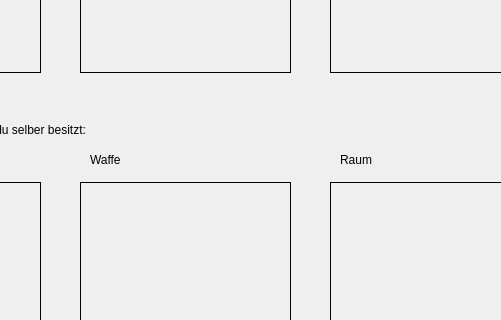
Qt form Cluedo/UI/SelectObjectToShowUI.ui (haegar80/Cluedo) before a commit; both pictures show x 180 to 681 and y 288 to 608 of the 845 by 890 pixel window.
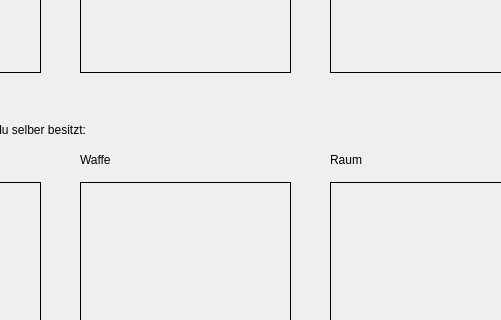
The same form after that commit.

Commit message: Layout tuning when showing player names who had an object to show and player names who had no object to show

What changed in the file:
```diff
--- a/Cluedo/UI/SelectObjectToShowUI.ui
+++ b/Cluedo/UI/SelectObjectToShowUI.ui
@@ -235,7 +235,7 @@
    <widget class="QLabel" name="labelAvailableWeapon">
     <property name="geometry">
      <rect>
-      <x>270</x>
+      <x>260</x>
       <y>440</y>
       <width>81</width>
       <height>16</height>
@@ -248,7 +248,7 @@
    <widget class="QLabel" name="labelAvailableRoom">
     <property name="geometry">
      <rect>
-      <x>520</x>
+      <x>510</x>
       <y>440</y>
       <width>81</width>
       <height>16</height>
```
The commit also changes 3 other files.
